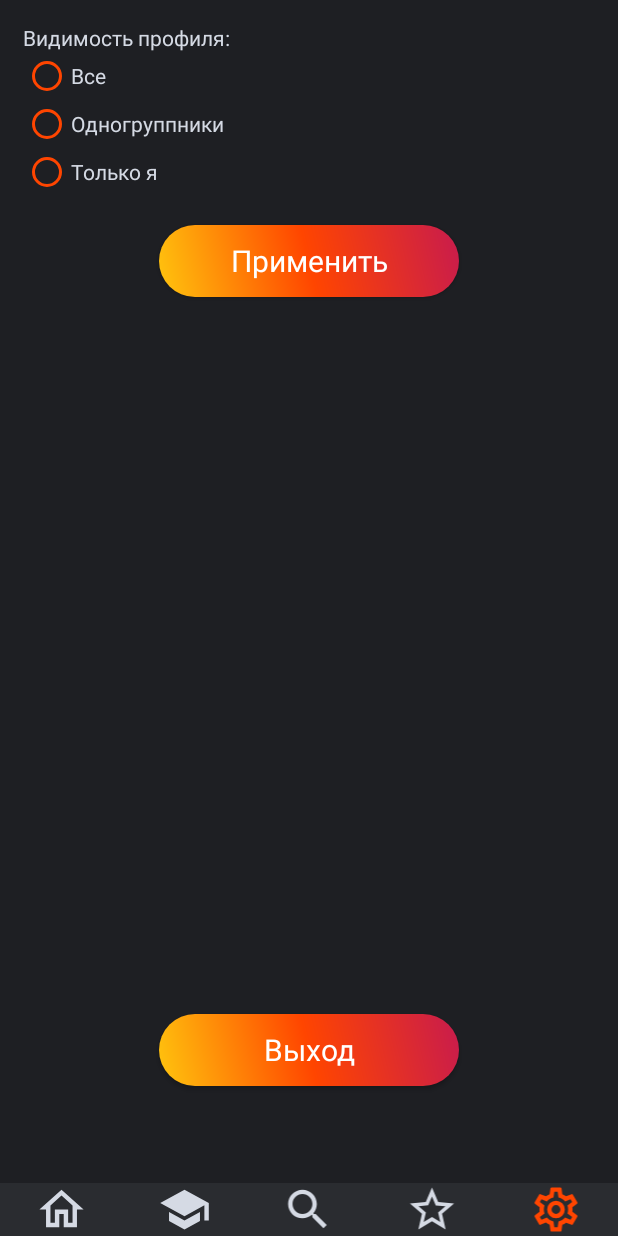
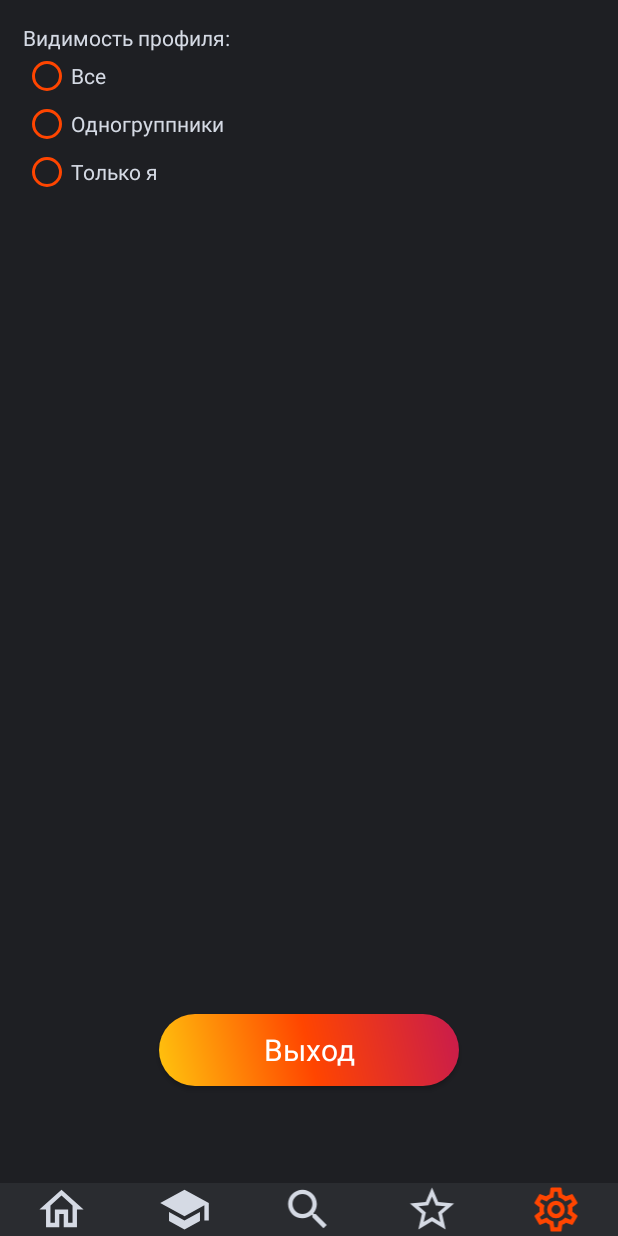
Before and after one commit to Kononkov1998/studentachievements, an Android app: the SettingsActivity screen opened directly, with no data from a screen before it, on a phone screen of 412 x 824 dp. Run offline under Robolectric (Android 15) with nearby library versions, the phone set to English and light mode, and no system bars; 2 statements that could not run were skipped.

Commit message:
Убрана кнопка "Применить" в настройках

```diff
--- a/src/main/java/com/example/jenya/studentachievements/activities/SettingsActivity.java
+++ b/src/main/java/com/example/jenya/studentachievements/activities/SettingsActivity.java
@@ -5,7 +5,6 @@ import android.content.pm.ActivityInfo;
 import android.os.Bundle;
 import android.support.v7.app.AppCompatActivity;
 import android.view.View;
-import android.widget.Button;
 import android.widget.RadioButton;
 import android.widget.RadioGroup;
 
@@ -17,7 +16,6 @@ import com.example.jenya.studentachievements.models.Visibility;
 
 public class SettingsActivity extends AppCompatActivity {
 
-    private Button btn;
     private RadioGroup rg;
     private RadioButton rb;
     private UserInfo userInfo;
@@ -28,14 +26,12 @@ public class SettingsActivity extends AppCompatActivity {
         setRequestedOrientation(ActivityInfo.SCREEN_ORIENTATION_PORTRAIT);
         setContentView(R.layout.activity_settings);
 
-        btn = findViewById(R.id.applyButton);
         rg = findViewById(R.id.radioGroup);
 
         userInfo = UserInfo.getCurrentUser();
-        String visibility = userInfo.getVisibility();
+        String visibilityStr = userInfo.getVisibility();
 
-        switch (visibility)
-        {
+        switch (visibilityStr) {
             case "all":
                 rb = findViewById(R.id.radioButton0);
                 rb.setChecked(true);
@@ -50,39 +46,33 @@ public class SettingsActivity extends AppCompatActivity {
                 break;
         }
 
-       /* radioGroup.setOnCheckedChangeListener(new RadioGroup.OnCheckedChangeListener() {
-            @Override
-            public void onCheckedChanged(RadioGroup group, int checkedId) {
-                switch (checkedId) {
-                    case R.id.radioButton0:
-                        DataBase.currentUser.setVisibility(0);
-                        break;
-                    case R.id.radioButton1:
-                        DataBase.currentUser.setVisibility(1);
-                        break;
-                    case R.id.radioButton2:
-                        DataBase.currentUser.setVisibility(2);
-                        break;
-                    case R.id.radioButton3:
-                        DataBase.currentUser.setVisibility(3);
-                        break;
-                    case R.id.radioButton4:
-                        DataBase.currentUser.setVisibility(4);
-                        break;
-                    default:
-                        break;
-                }
+        rg.setOnCheckedChangeListener((group, checkedId) -> {
+            int selectedParam = rg.getCheckedRadioButtonId();
+            RadioButton selectedRadioButton = findViewById(selectedParam);
+            String selectedRadioButtonText = selectedRadioButton.getText().toString();
+            Visibility visibility = new Visibility();
+            switch (selectedRadioButtonText) {
+                case "Все":
+                    visibility.setAll();
+                    break;
+                case "Одногруппники":
+                    visibility.setGroupmates();
+                    break;
+                case "Только я":
+                    visibility.setMe();
+                    break;
             }
-        });*/
+            Requests.getInstance().setVisibility(SharedPreferencesActions.read("token", this), visibility, this);
+        });
     }
 
     @Override
-    protected void onStart(){
+    protected void onStart() {
         super.onStart();
         overridePendingTransition(0, 0);
     }
 
-    public void exit(View view){
+    public void exit(View view) {
         SharedPreferencesActions.delete("token", this);
         SharedPreferencesActions.delete("name", this);
         SharedPreferencesActions.delete("surname", this);
@@ -91,30 +81,6 @@ public class SettingsActivity extends AppCompatActivity {
         SharedPreferencesActions.delete("showCompleted", this);
         Intent intent = new Intent(this, AuthActivity.class);
         startActivity(intent);
-    }
-
-    public void apply(View view)
-    {
-        int selectedParam = rg.getCheckedRadioButtonId();
-        RadioButton selectedRadioButton = (RadioButton) findViewById(selectedParam);
-        String selectedRadioButtonText = selectedRadioButton.getText().toString();
-        Visibility visibility = new Visibility();
-        switch (selectedRadioButtonText)
-        {
-            case "Все":
-                visibility.setAll();
-                break;
-            case "Одногруппники":
-                visibility.setGroupmates();
-                break;
-            case "Только я":
-                visibility.setMe();
-                break;
-        }
-
-        btn.getBackground().setAlpha(100);
-        btn.setEnabled(false);
-        Requests.getInstance().setVisibility(SharedPreferencesActions.read("token", this), visibility, this, btn);
     }
 
     public void openProfile(View view) {
@@ -132,8 +98,7 @@ public class SettingsActivity extends AppCompatActivity {
         startActivity(intent);
     }
 
-    public void openGrade(View view)
-    {
+    public void openGrade(View view) {
         Intent intent = new Intent(this, GradeActivity.class);
         startActivity(intent);
     }
--- a/src/main/res/layout/activity_settings.xml
+++ b/src/main/res/layout/activity_settings.xml
@@ -42,20 +42,6 @@
                 android:src="@drawable/ic_settings_orange_24dp" />
         </LinearLayout>
 
-        <!--<android.support.v7.widget.SwitchCompat
-            android:id="@+id/switch1"
-            android:layout_width="203dp"
-            android:layout_height="wrap_content"
-            android:layout_alignParentStart="true"
-            android:layout_alignParentLeft="true"
-            android:layout_alignParentTop="true"
-            android:layout_marginStart="16dp"
-            android:layout_marginLeft="16dp"
-            android:layout_marginTop="13dp"
-            android:textColor="@color/colorGrey"
-            android:text="@string/get_notifications"
-            android:theme="@style/SCBSwitch"/>-->
-
         <RadioGroup
             android:id="@+id/radioGroup"
             android:layout_width="match_parent"
@@ -90,24 +76,6 @@
                 android:buttonTint="@color/colorPrimary"
                 android:textColor="@color/colorGrey"/>
 
-            <!--<RadioButton
-                android:id="@+id/radioButton2"
-                android:layout_width="wrap_content"
-                android:layout_height="wrap_content"
-                android:layout_weight="1"
-                android:text="@string/favourite_users"
-                android:buttonTint="@color/colorPrimary"
-                android:textColor="@color/colorGrey"/>
-
-            <RadioButton
-                android:id="@+id/radioButton3"
-                android:layout_width="wrap_content"
-                android:layout_height="wrap_content"
-                android:layout_weight="1"
-                android:text="@string/groupmates_and_favourite"
-                android:buttonTint="@color/colorPrimary"
-                android:textColor="@color/colorGrey"/>-->
-
             <RadioButton
                 android:id="@+id/radioButton4"
                 android:layout_width="wrap_content"
@@ -117,14 +85,6 @@
                 android:buttonTint="@color/colorPrimary"
                 android:textColor="@color/colorGrey"/>
         </RadioGroup>
-
-        <Button
-            style="@style/Btn"
-            android:id="@+id/applyButton"
-            android:layout_centerHorizontal="true"
-            android:layout_marginTop="150dp"
-            android:text="@string/apply"
-            android:onClick="apply"/>
 
         <Button
             android:id="@+id/button"
```
Also changed, not shown: src/main/java/com/example/jenya/studentachievements/Requests.java (+2 -19 lines), src/main/res/drawable/profile2.jpg (deleted), src/main/res/drawable/profile3.jpg (deleted), 1 other file.
